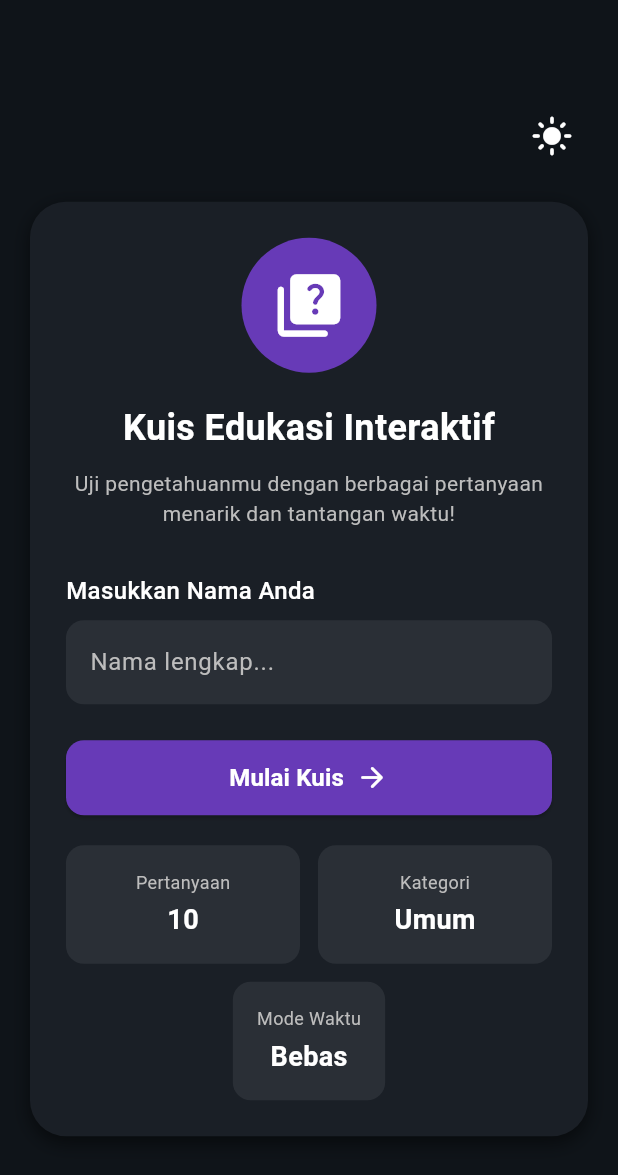
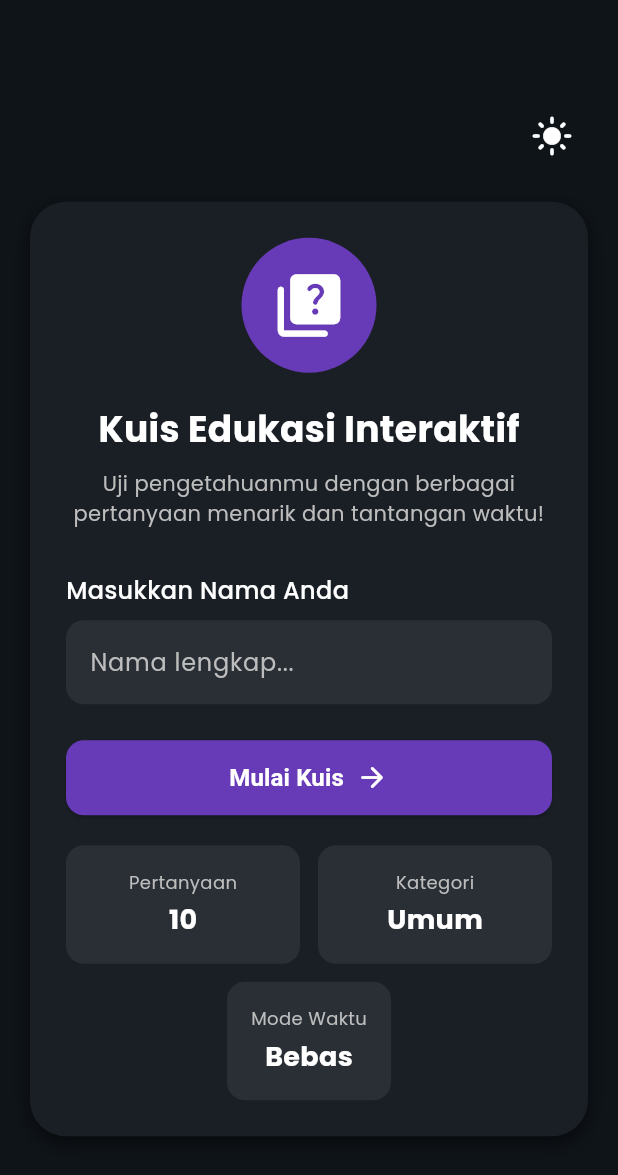
Before and after one commit to yazeedilmi/Kuis-Edukasi-Interaktif, a Flutter app: the screen it shows after launch, on a phone screen of 412 x 824 dp. Shown: the top 1175 px of the screen. Run offline on Flutter 3.47's test engine with Material 3 defaults, Android fonts, the phone set to English and light mode, and no system bars; our stand-ins replace google_fonts, share_plus.

Commit message:
feat:menambahkan icons dan juga mengganti font default menjadi poppins

```diff
--- a/lib/main.dart
+++ b/lib/main.dart
@@ -1,4 +1,5 @@
 import 'package:flutter/material.dart';
+import 'package:google_fonts/google_fonts.dart';
 import 'pages/home_page.dart';
 
 void main() {
@@ -28,27 +29,36 @@ class _QuizAppState extends State<QuizApp> {
       title: 'Kuis Edukasi Interaktif',
       debugShowCheckedModeBanner: false,
       themeMode: _themeMode,
+
       theme: ThemeData(
         useMaterial3: true,
         colorSchemeSeed: Colors.deepPurple,
         brightness: Brightness.light,
         scaffoldBackgroundColor: Colors.white,
-        textTheme: const TextTheme(
-          bodyLarge: TextStyle(color: Colors.black),
-          bodyMedium: TextStyle(color: Colors.black),
+
+        textTheme: GoogleFonts.poppinsTextTheme(
+          const TextTheme(
+            bodyLarge: TextStyle(color: Colors.black),
+            bodyMedium: TextStyle(color: Colors.black),
+          ),
         ),
       ),
+
       darkTheme: ThemeData(
         useMaterial3: true,
         colorSchemeSeed: Colors.deepPurple,
         brightness: Brightness.dark,
         scaffoldBackgroundColor: const Color(0xFF0F1419),
         cardColor: const Color(0xFF1A1F26),
-        textTheme: const TextTheme(
-          bodyLarge: TextStyle(color: Colors.white),
-          bodyMedium: TextStyle(color: Colors.white),
+
+        textTheme: GoogleFonts.poppinsTextTheme(
+          const TextTheme(
+            bodyLarge: TextStyle(color: Colors.white),
+            bodyMedium: TextStyle(color: Colors.white),
+          ),
         ),
       ),
+
       home: HomePage(onToggleTheme: toggleTheme),
     );
   }
```
Also changed, not shown: pubspec.yaml (+19 -2 lines), assets/fonts/Poppins-Black.ttf (added), assets/fonts/Poppins-BlackItalic.ttf (added), assets/fonts/Poppins-Bold.ttf (added), assets/fonts/Poppins-BoldItalic.ttf (added), assets/fonts/Poppins-ExtraBold.ttf (added), assets/fonts/Poppins-ExtraBoldItalic.ttf (added), assets/fonts/Poppins-ExtraLight.ttf (added), assets/fonts/Poppins-ExtraLightItalic.ttf (added), assets/fonts/Poppins-Italic.ttf (added), assets/fonts/Poppins-Light.ttf (added), assets/fonts/Poppins-LightItalic.ttf (added), assets/fonts/Poppins-Medium.ttf (added), assets/fonts/Poppins-MediumItalic.ttf (added), 5 more files.
